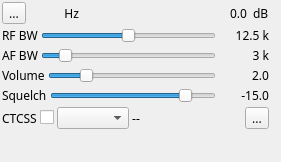
First picture: the form in plugins/channel/demodnfm/nfmdemodgui.ui, repository f4exb/sdrangel, before the edit.
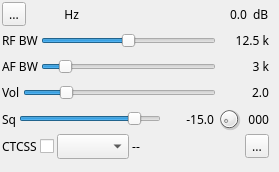
Second picture: the form after the edit. Icons and pictures are not drawn. Custom widgets are drawn as their Qt base class.

Commit message: NFM demod: added adjustable squelch gate time (AGC attack) to adjust the length of transient elimination from default 50ms

```diff
--- a/plugins/channel/demodnfm/nfmdemodgui.ui
+++ b/plugins/channel/demodnfm/nfmdemodgui.ui
@@ -6,8 +6,8 @@
    <rect>
     <x>0</x>
     <y>0</y>
-    <width>281</width>
-    <height>162</height>
+    <width>279</width>
+    <height>172</height>
    </rect>
   </property>
   <property name="font">
@@ -25,7 +25,7 @@
      <x>0</x>
      <y>0</y>
      <width>271</width>
-     <height>131</height>
+     <height>161</height>
     </rect>
    </property>
    <property name="windowTitle">
@@ -243,7 +243,7 @@
       <item>
        <widget class="QLabel" name="volumeLabel">
         <property name="text">
-         <string>Volume</string>
+         <string>Vol</string>
         </property>
        </widget>
       </item>
@@ -289,7 +289,7 @@
       <item>
        <widget class="QLabel" name="squelchLabel">
         <property name="text">
-         <string>Squelch</string>
+         <string>Sq</string>
         </property>
        </widget>
       </item>
@@ -331,6 +331,53 @@
         </property>
        </widget>
       </item>
+      <item>
+       <widget class="QDial" name="squelchGate">
+        <property name="maximumSize">
+         <size>
+          <width>24</width>
+          <height>24</height>
+         </size>
+        </property>
+        <property name="toolTip">
+         <string>Squelch gate (ms)</string>
+        </property>
+        <property name="minimum">
+         <number>1</number>
+        </property>
+        <property name="maximum">
+         <number>50</number>
+        </property>
+        <property name="pageStep">
+         <number>1</number>
+        </property>
+        <property name="value">
+         <number>5</number>
+        </property>
+        <property name="sliderPosition">
+         <number>5</number>
+        </property>
+       </widget>
+      </item>
+      <item>
+       <widget class="QLabel" name="squelchGateText">
+        <property name="minimumSize">
+         <size>
+          <width>25</width>
+          <height>0</height>
+         </size>
+        </property>
+        <property name="toolTip">
+         <string>Squelch gate (ms)</string>
+        </property>
+        <property name="text">
+         <string>000</string>
+        </property>
+        <property name="alignment">
+         <set>Qt::AlignRight|Qt::AlignTrailing|Qt::AlignVCenter</set>
+        </property>
+       </widget>
+      </item>
      </layout>
     </item>
     <item>
```
Left out of the diff: 5 changed lines with no effect on the pictures. The commit also changes 5 other files.
